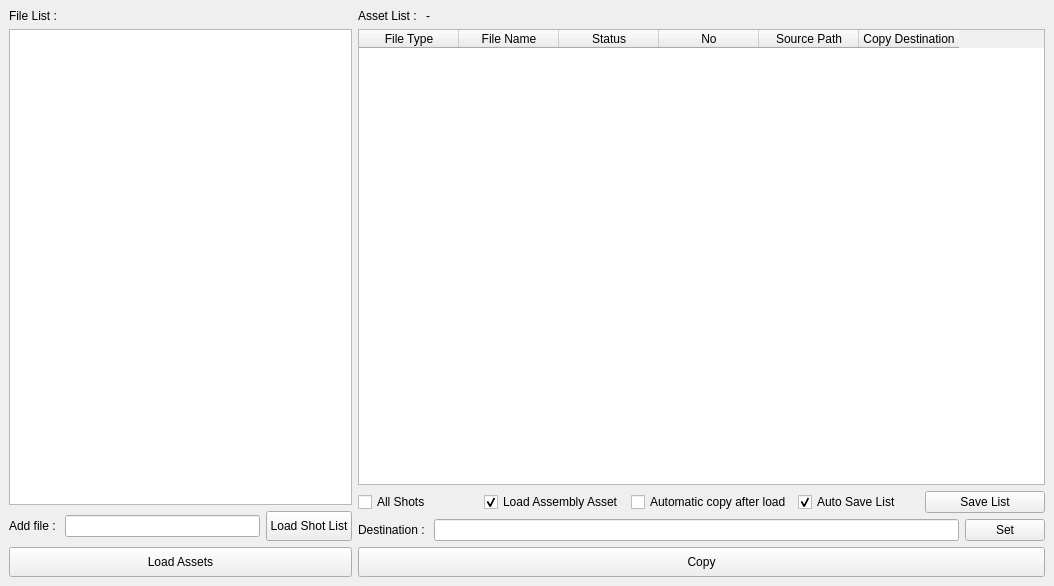
Qt form ui.ui (ChanonVilaiyuk/assetCollector) before a commit.
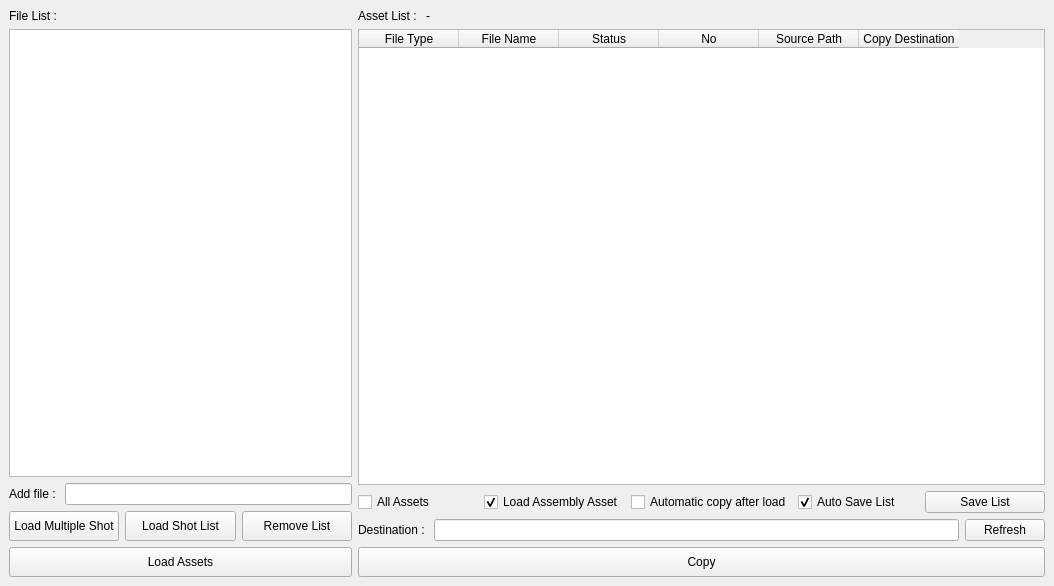
The same form after that commit.

Commit message: stable before add asset collector

```diff
--- a/ui.ui
+++ b/ui.ui
@@ -48,6 +48,23 @@
           <item>
            <widget class="QLineEdit" name="addShot_lineEdit"/>
           </item>
+         </layout>
+        </item>
+        <item>
+         <layout class="QHBoxLayout" name="horizontalLayout_4">
+          <item>
+           <widget class="QPushButton" name="loadMultipleShot_pushButton">
+            <property name="minimumSize">
+             <size>
+              <width>0</width>
+              <height>30</height>
+             </size>
+            </property>
+            <property name="text">
+             <string>Load Multiple Shot</string>
+            </property>
+           </widget>
+          </item>
           <item>
            <widget class="QPushButton" name="loadShot_pushButton">
             <property name="minimumSize">
@@ -61,6 +78,19 @@
             </property>
            </widget>
           </item>
+          <item>
+           <widget class="QPushButton" name="removeList_pushButton">
+            <property name="minimumSize">
+             <size>
+              <width>0</width>
+              <height>30</height>
+             </size>
+            </property>
+            <property name="text">
+             <string>Remove List</string>
+            </property>
+           </widget>
+          </item>
          </layout>
         </item>
         <item>
@@ -140,7 +170,7 @@
           <item>
            <widget class="QCheckBox" name="allShot_checkBox">
             <property name="text">
-             <string>All Shots</string>
+             <string>All Assets</string>
             </property>
            </widget>
           </item>
@@ -195,7 +225,7 @@
           <item>
            <widget class="QPushButton" name="checkPath_pushButton">
             <property name="text">
-             <string>Set</string>
+             <string>Refresh</string>
             </property>
            </widget>
           </item>
```
The commit also changes 2 other files.
